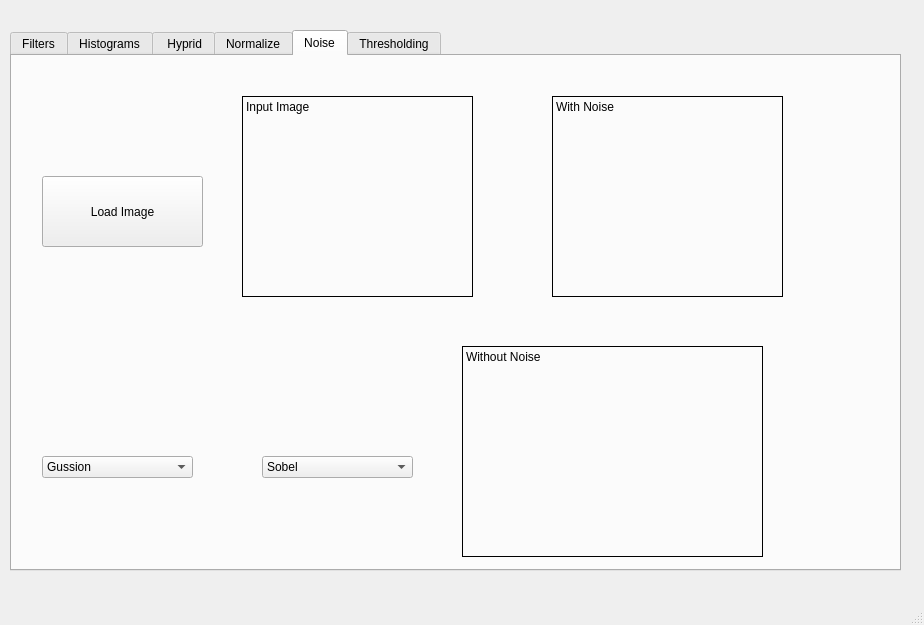
Qt form Filtering.ui (Shehab-Hegab/CV-task-1) before a commit.
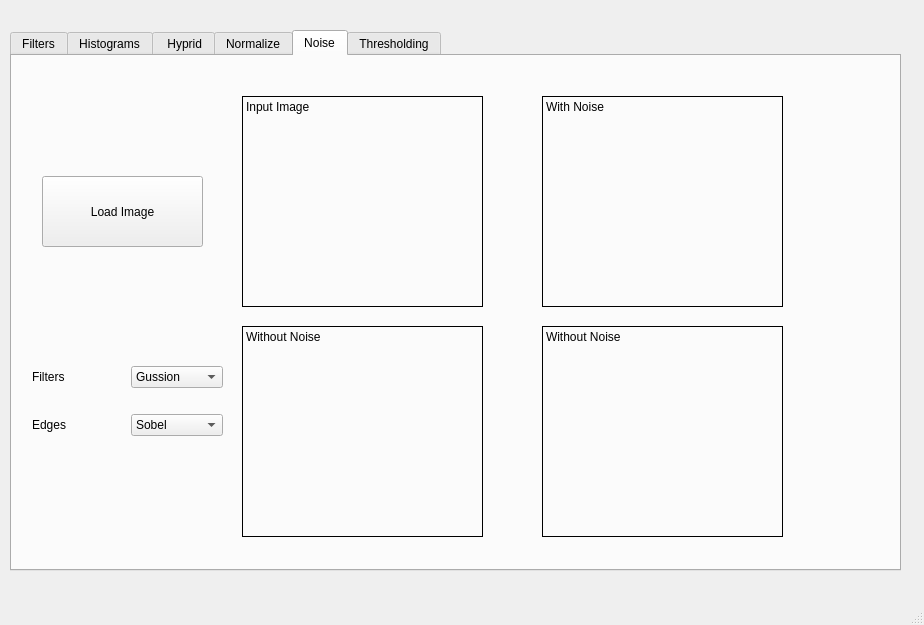
The same form after that commit.

What changed in the file:
```diff
--- a/Filtering.ui
+++ b/Filtering.ui
@@ -542,9 +542,9 @@
      <widget class="QLabel" name="label_Normalize_output_3">
       <property name="geometry">
        <rect>
-        <x>450</x>
-        <y>290</y>
-        <width>301</width>
+        <x>230</x>
+        <y>270</y>
+        <width>241</width>
         <height>211</height>
        </rect>
       </property>
@@ -563,8 +563,8 @@
        <rect>
         <x>230</x>
         <y>40</y>
-        <width>231</width>
-        <height>201</height>
+        <width>241</width>
+        <height>211</height>
        </rect>
       </property>
       <property name="frameShape">
@@ -580,10 +580,10 @@
      <widget class="QLabel" name="label_Normalize_output_4">
       <property name="geometry">
        <rect>
-        <x>540</x>
+        <x>530</x>
         <y>40</y>
-        <width>231</width>
-        <height>201</height>
+        <width>241</width>
+        <height>211</height>
        </rect>
       </property>
       <property name="frameShape">
@@ -596,15 +596,46 @@
        <set>Qt::AlignLeading|Qt::AlignLeft|Qt::AlignTop</set>
       </property>
      </widget>
+     <widget class="QLabel" name="label_Normalize_output_6">
+      <property name="geometry">
+       <rect>
+        <x>530</x>
+        <y>270</y>
+        <width>241</width>
+        <height>211</height>
+       </rect>
+      </property>
+      <property name="frameShape">
+       <enum>QFrame::Box</enum>
+      </property>
+      <property name="text">
+       <string>Without Noise</string>
+      </property>
+      <property name="alignment">
+       <set>Qt::AlignLeading|Qt::AlignLeft|Qt::AlignTop</set>
+      </property>
+     </widget>
+     <widget class="QWidget" name="">
+      <property name="geometry">
+       <rect>
+        <x>20</x>
+        <y>290</y>
+        <width>191</width>
+        <height>111</height>
+       </rect>
+      </property>
+      <layout class="QVBoxLayout" name="verticalLayout">
+       <item>
+        <layout class="QHBoxLayout" name="horizontalLayout_2">
+         <item>
+          <widget class="QLabel" name="Filters_label">
+           <property name="text">
+            <string>Filters</string>
+           </property>
+          </widget>
+         </item>
+         <item>
      <widget class="QComboBox" name="comboBox_2">
-      <property name="geometry">
-       <rect>
-        <x>30</x>
-        <y>400</y>
-        <width>151</width>
-        <height>22</height>
-       </rect>
-      </property>
       <item>
        <property name="text">
         <string>Gussion</string>
@@ -626,15 +657,20 @@
        </property>
       </item>
      </widget>
+         </item>
+        </layout>
+       </item>
+       <item>
+        <layout class="QHBoxLayout" name="horizontalLayout_3">
+         <item>
+          <widget class="QLabel" name="Edges_label">
+           <property name="text">
+            <string>Edges</string>
+           </property>
+          </widget>
+         </item>
+         <item>
      <widget class="QComboBox" name="comboBox_3">
-      <property name="geometry">
-       <rect>
-        <x>250</x>
-        <y>400</y>
-        <width>151</width>
-        <height>22</height>
-       </rect>
-      </property>
       <item>
        <property name="text">
         <string>Sobel</string>
@@ -656,6 +692,11 @@
        </property>
       </item>
      </widget>
+         </item>
+        </layout>
+       </item>
+      </layout>
+     </widget>
     </widget>
     <widget class="QWidget" name="tab_6">
      <attribute name="title">
```
Left out of the diff: 20 changed lines with no effect on the pictures. Lines whose indentation alone changed are shown as unchanged.
